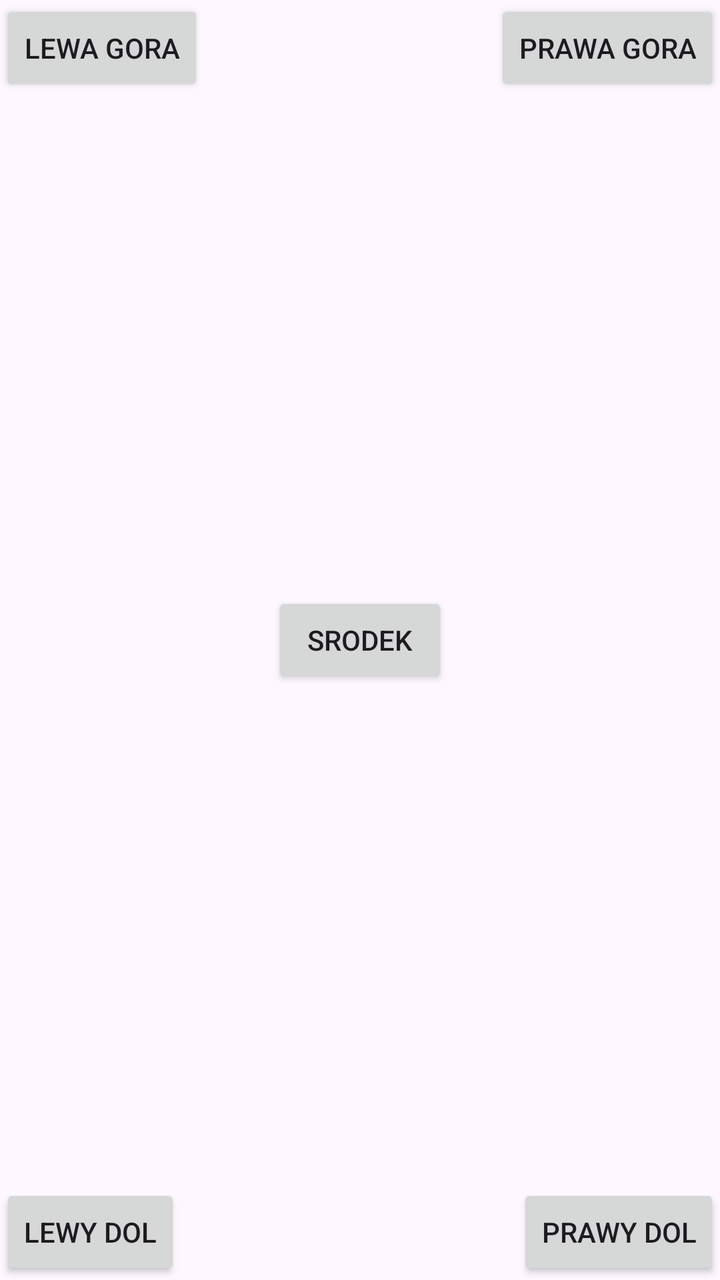
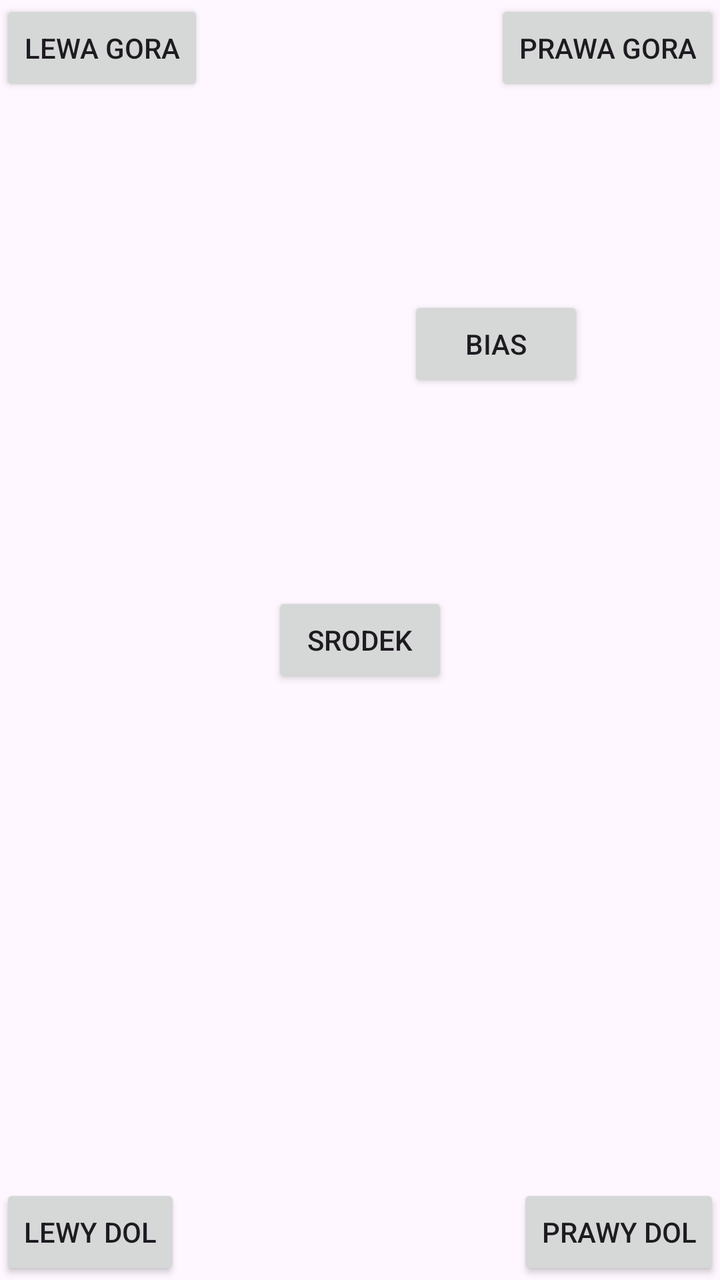

Two renders of the same Android screen: before a commit and after it. Below are the layout's source before the change and the commit's diff.
<!-- AndroidManifest.xml: application theme Theme.Pierwsze -->
<!-- res/layout/activity_main.xml -->
<?xml version="1.0" encoding="utf-8"?>
<androidx.constraintlayout.widget.ConstraintLayout xmlns:android="http://schemas.android.com/apk/res/android"
    xmlns:app="http://schemas.android.com/apk/res-auto"
    xmlns:tools="http://schemas.android.com/tools"
    android:id="@+id/main"
    android:layout_width="match_parent"
    android:layout_height="match_parent"
    tools:context=".MainActivity">

    <Button
        android:id="@+id/buttonTopLeft"
        android:layout_width="wrap_content"
        android:layout_height="wrap_content"
        android:text="lewa gora"
        app:layout_constraintTop_toTopOf="parent"
        app:layout_constraintStart_toStartOf="parent"
        tools:layout_editor_absoluteX="124dp"
        tools:layout_editor_absoluteY="47dp" />

    <Button
        android:id="@+id/buttonTopRight"
        android:layout_width="wrap_content"
        android:layout_height="wrap_content"
        android:text="prawa gora"
        app:layout_constraintEnd_toEndOf="parent"
        app:layout_constraintTop_toTopOf="parent" />

    <Button
        android:id="@+id/buttonBottomLeft"
        android:layout_width="wrap_content"
        android:layout_height="wrap_content"
        android:text="lewy dol"
        app:layout_constraintStart_toStartOf="parent"
        app:layout_constraintBottom_toBottomOf="parent" />

    <Button
        android:id="@+id/buttonBottomRight"
        android:layout_width="wrap_content"
        android:layout_height="wrap_content"
        android:text="prawy dol"
        app:layout_constraintEnd_toEndOf="parent"
        app:layout_constraintBottom_toBottomOf="parent" />

    <Button
        android:id="@+id/buttonCenter"
        android:layout_width="wrap_content"
        android:layout_height="wrap_content"
        android:text="srodek"
        app:layout_constraintEnd_toEndOf="parent"
        app:layout_constraintStart_toStartOf="parent"
        app:layout_constraintTop_toTopOf="parent"
        app:layout_constraintBottom_toBottomOf="parent"/>

</androidx.constraintlayout.widget.ConstraintLayout>
<!-- resources referenced by this layout -->
<resources>
  <style name="Theme.Pierwsze" parent="Base.Theme.Pierwsze" />
  <style name="Base.Theme.Pierwsze" parent="Theme.Material3.DayNight.NoActionBar">
          
          
      </style>
</resources>

<!-- the commit's change to res/layout/activity_main.xml (unified diff, before → after) -->
@@ -51,4 +51,16 @@
         app:layout_constraintTop_toTopOf="parent"
         app:layout_constraintBottom_toBottomOf="parent"/>
 
+    <Button
+        android:id="@+id/buttonBias"
+        android:layout_width="wrap_content"
+        android:layout_height="wrap_content"
+        android:text="bias"
+        app:layout_constraintEnd_toEndOf="parent"
+        app:layout_constraintStart_toStartOf="parent"
+        app:layout_constraintTop_toTopOf="parent"
+        app:layout_constraintBottom_toBottomOf="parent"
+        app:layout_constraintVertical_bias="0.25"
+        app:layout_constraintHorizontal_bias="0.75"/>
+
 </androidx.constraintlayout.widget.ConstraintLayout>
